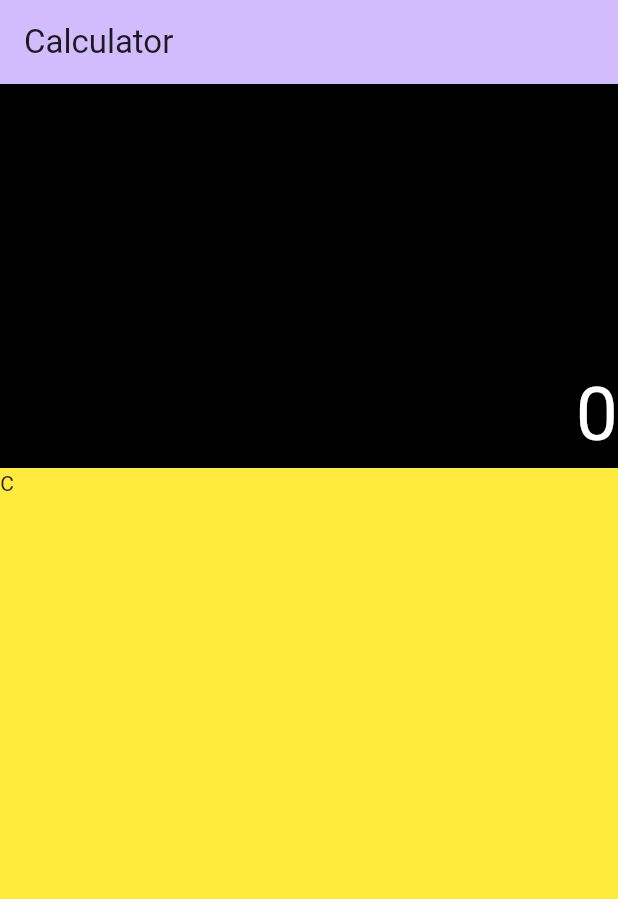
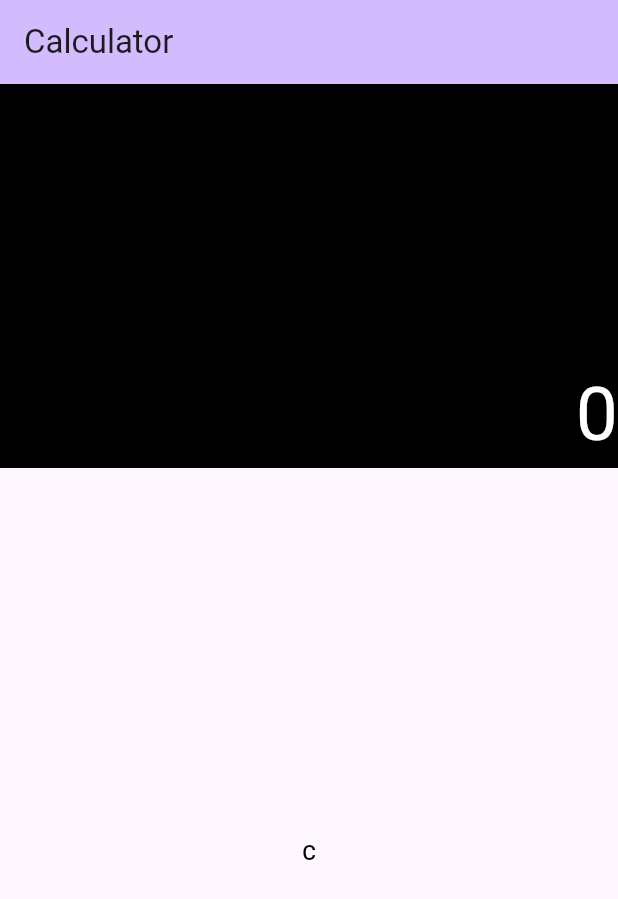
Before and after one commit to 022jasper/Calculator, a Flutter app: the screen it shows after launch, on a phone screen of 412 x 824 dp. Shown: the top 899 px of the screen. Run offline on Flutter 3.47's test engine with Material 2 defaults, Android fonts, the phone set to English and light mode, and no system bars.

Commit message:
[MOD] 改按鈕

```diff
--- a/lib/display_numbers_view/display_numbers_view.dart
+++ b/lib/display_numbers_view/display_numbers_view.dart
@@ -28,11 +28,13 @@ class _DisplayNumbersViewState extends State<DisplayNumbersView> {
         ),
         Expanded(
           flex: 2,
-          child: Container(
-            width: MediaQuery.of(context).size.width,
-            color: Colors.yellow,
-            child: const Text('C'),
-          ),
+          child: TextButton(
+              onPressed: () => {},
+              child: const Text(
+                'C',
+                style: TextStyle(color: Colors.black),
+                textAlign: TextAlign.left,
+              )),
         )
       ],
     );
```
